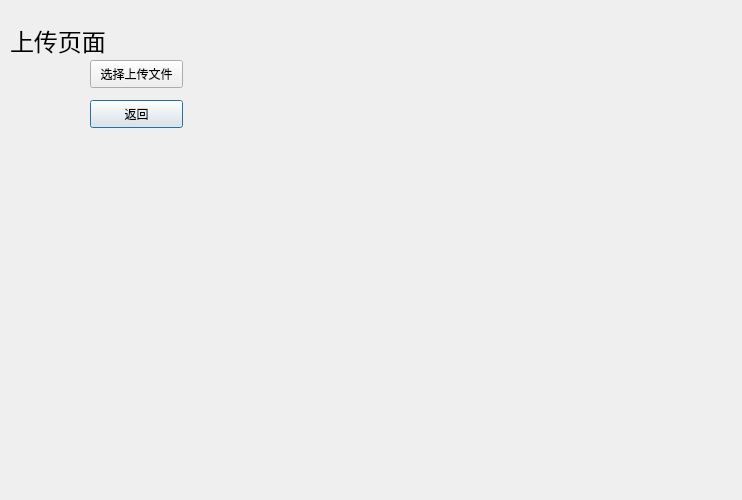
This is dialogupload.ui in JaySaligia/ftp-server as Qt 5 draws it before an edit. The edited form follows.
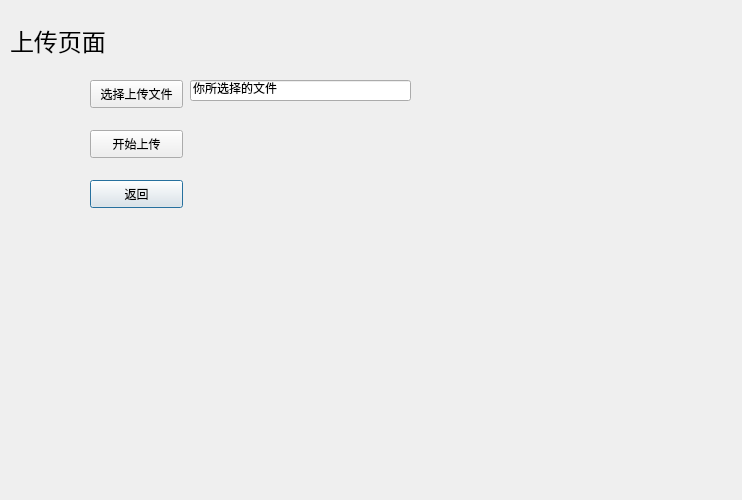
This is the edited form.

What changed in the file:
```diff
--- a/dialogupload.ui
+++ b/dialogupload.ui
@@ -17,7 +17,7 @@
    <property name="geometry">
     <rect>
      <x>90</x>
-     <y>100</y>
+     <y>180</y>
      <width>93</width>
      <height>28</height>
     </rect>
@@ -49,7 +49,7 @@
    <property name="geometry">
     <rect>
      <x>90</x>
-     <y>60</y>
+     <y>80</y>
      <width>93</width>
      <height>28</height>
     </rect>
@@ -58,6 +58,32 @@
     <string>选择上传文件</string>
    </property>
   </widget>
+  <widget class="QLineEdit" name="csfileLine">
+   <property name="geometry">
+    <rect>
+     <x>190</x>
+     <y>80</y>
+     <width>221</width>
+     <height>21</height>
+    </rect>
+   </property>
+   <property name="text">
+    <string>你所选择的文件</string>
+   </property>
+  </widget>
+  <widget class="QPushButton" name="uploadstartButton">
+   <property name="geometry">
+    <rect>
+     <x>90</x>
+     <y>130</y>
+     <width>93</width>
+     <height>28</height>
+    </rect>
+   </property>
+   <property name="text">
+    <string>开始上传</string>
+   </property>
+  </widget>
  </widget>
  <resources/>
  <connections/>
```
